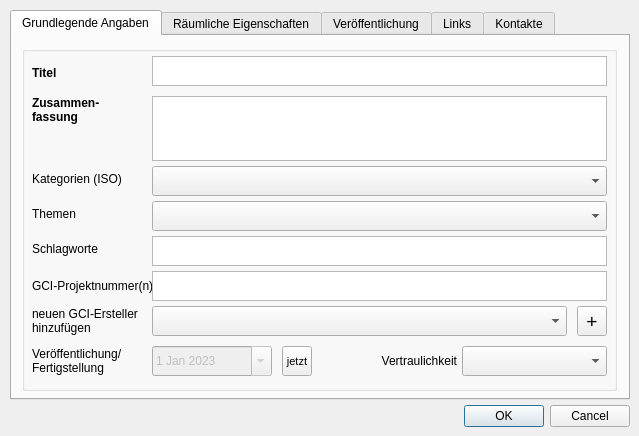
This is pg_metadata/resources/ui/edit_metadata_dialog.ui in effjot/qgis-pgmetadata-plugin as Qt 5 draws it before an edit. The edited form follows.
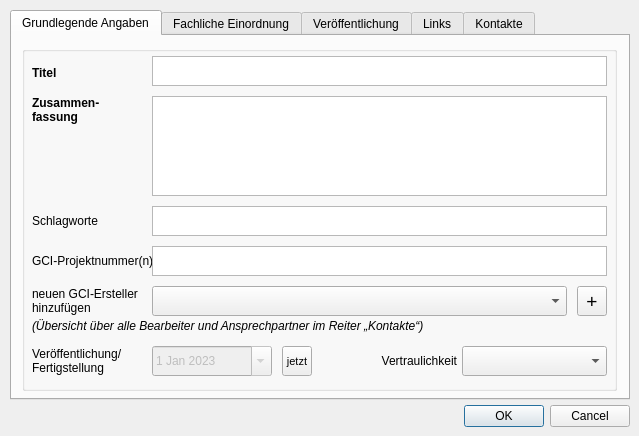
This is the edited form. Custom widgets are drawn as their Qt base class.

Commit message: Edit dialog: moved some minor items from first to second tab

Patch:
```diff
--- a/pg_metadata/resources/ui/edit_metadata_dialog.ui
+++ b/pg_metadata/resources/ui/edit_metadata_dialog.ui
@@ -67,7 +67,7 @@
       <property name="geometry">
        <rect>
         <x>130</x>
-        <y>190</y>
+        <y>160</y>
         <width>455</width>
         <height>30</height>
        </rect>
@@ -99,19 +99,6 @@
        <set>Qt::AlignLeading|Qt::AlignLeft|Qt::AlignTop</set>
       </property>
      </widget>
-     <widget class="QLabel" name="label_4">
-      <property name="geometry">
-       <rect>
-        <x>10</x>
-        <y>125</y>
-        <width>101</width>
-        <height>16</height>
-       </rect>
-      </property>
-      <property name="text">
-       <string>Kategorien (ISO)</string>
-      </property>
-     </widget>
      <widget class="QPlainTextEdit" name="txt_title">
       <property name="geometry">
        <rect>
@@ -132,8 +119,8 @@
       <property name="geometry">
        <rect>
         <x>10</x>
-        <y>225</y>
-        <width>121</width>
+        <y>200</y>
+        <width>120</width>
         <height>30</height>
        </rect>
       </property>
@@ -141,22 +128,6 @@
        <string>GCI-Projektnummer(n)</string>
       </property>
      </widget>
-     <widget class="QLabel" name="label_7">
-      <property name="enabled">
-       <bool>true</bool>
-      </property>
-      <property name="geometry">
-       <rect>
-        <x>10</x>
-        <y>160</y>
-        <width>61</width>
-        <height>16</height>
-       </rect>
-      </property>
-      <property name="text">
-       <string>Themen</string>
-      </property>
-     </widget>
      <widget class="QLabel" name="label_1">
       <property name="geometry">
        <rect>
@@ -176,24 +147,11 @@
        <string>Titel</string>
       </property>
      </widget>
-     <widget class="QgsCheckableComboBox" name="cmb_categories">
-      <property name="geometry">
-       <rect>
-        <x>130</x>
-        <y>120</y>
-        <width>455</width>
-        <height>30</height>
-       </rect>
-      </property>
-      <property name="defaultText">
-       <string/>
-      </property>
-     </widget>
      <widget class="QPlainTextEdit" name="txt_project_number">
       <property name="geometry">
        <rect>
         <x>130</x>
-        <y>225</y>
+        <y>200</y>
         <width>455</width>
         <height>30</height>
        </rect>
@@ -212,9 +170,9 @@
       <property name="geometry">
        <rect>
         <x>10</x>
-        <y>195</y>
-        <width>81</width>
-        <height>16</height>
+        <y>160</y>
+        <width>120</width>
+        <height>30</height>
        </rect>
       </property>
       <property name="text">
@@ -227,7 +185,7 @@
         <x>130</x>
         <y>50</y>
         <width>455</width>
-        <height>65</height>
+        <height>100</height>
        </rect>
       </property>
       <property name="horizontalScrollBarPolicy">
@@ -237,24 +195,11 @@
        <bool>true</bool>
       </property>
      </widget>
-     <widget class="QgsCheckableComboBox" name="cmb_themes">
-      <property name="geometry">
-       <rect>
-        <x>130</x>
-        <y>155</y>
-        <width>455</width>
-        <height>30</height>
-       </rect>
-      </property>
-      <property name="defaultText">
-       <string/>
-      </property>
-     </widget>
      <widget class="QLabel" name="label_9">
       <property name="geometry">
        <rect>
         <x>10</x>
-        <y>260</y>
+        <y>240</y>
         <width>121</width>
         <height>30</height>
        </rect>
@@ -270,7 +215,7 @@
       <property name="geometry">
        <rect>
         <x>130</x>
-        <y>260</y>
+        <y>240</y>
         <width>415</width>
         <height>30</height>
        </rect>
@@ -280,7 +225,7 @@
       <property name="geometry">
        <rect>
         <x>555</x>
-        <y>260</y>
+        <y>240</y>
         <width>30</width>
         <height>30</height>
        </rect>
@@ -387,12 +332,104 @@
        <bool>true</bool>
       </property>
      </widget>
+     <widget class="QLabel" name="label_30">
+      <property name="geometry">
+       <rect>
+        <x>10</x>
+        <y>270</y>
+        <width>570</width>
+        <height>20</height>
+       </rect>
+      </property>
+      <property name="font">
+       <font>
+        <italic>true</italic>
+       </font>
+      </property>
+      <property name="text">
+       <string>(Übersicht über alle Bearbeiter und Ansprechpartner im Reiter „Kontakte“)</string>
+      </property>
+      <property name="wordWrap">
+       <bool>true</bool>
+      </property>
+     </widget>
     </widget>
    </widget>
    <widget class="QWidget" name="spatial_properties">
     <attribute name="title">
-     <string>Räumliche Eigenschaften</string>
+     <string>Fachliche Einordnung</string>
     </attribute>
+    <widget class="QGroupBox" name="groupBox_3">
+     <property name="geometry">
+      <rect>
+       <x>10</x>
+       <y>10</y>
+       <width>595</width>
+       <height>90</height>
+      </rect>
+     </property>
+     <property name="title">
+      <string/>
+     </property>
+     <property name="alignment">
+      <set>Qt::AlignCenter</set>
+     </property>
+     <widget class="QLabel" name="label_31">
+      <property name="geometry">
+       <rect>
+        <x>10</x>
+        <y>15</y>
+        <width>101</width>
+        <height>16</height>
+       </rect>
+      </property>
+      <property name="text">
+       <string>Kategorien (ISO)</string>
+      </property>
+     </widget>
+     <widget class="QLabel" name="label_33">
+      <property name="enabled">
+       <bool>true</bool>
+      </property>
+      <property name="geometry">
+       <rect>
+        <x>10</x>
+        <y>50</y>
+        <width>61</width>
+        <height>16</height>
+       </rect>
+      </property>
+      <property name="text">
+       <string>Themen</string>
+      </property>
+     </widget>
+     <widget class="QgsCheckableComboBox" name="cmb_categories">
+      <property name="geometry">
+       <rect>
+        <x>130</x>
+        <y>10</y>
+        <width>455</width>
+        <height>30</height>
+       </rect>
+      </property>
+      <property name="defaultText">
+       <string/>
+      </property>
+     </widget>
+     <widget class="QgsCheckableComboBox" name="cmb_themes">
+      <property name="geometry">
+       <rect>
+        <x>130</x>
+        <y>50</y>
+        <width>455</width>
+        <height>30</height>
+       </rect>
+      </property>
+      <property name="defaultText">
+       <string/>
+      </property>
+     </widget>
+    </widget>
     <widget class="QGroupBox" name="groupBox_2">
      <property name="geometry">
       <rect>
```
Left out of the diff: 55 changed lines with no effect on the pictures. The commit also changes 1 other file.
